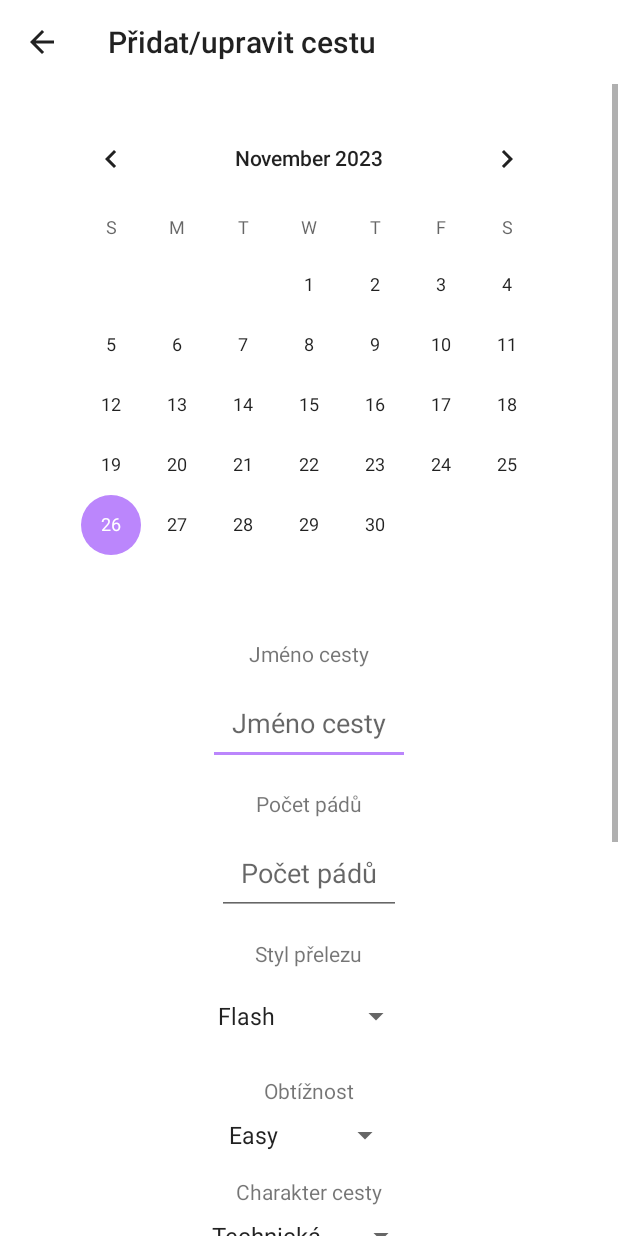
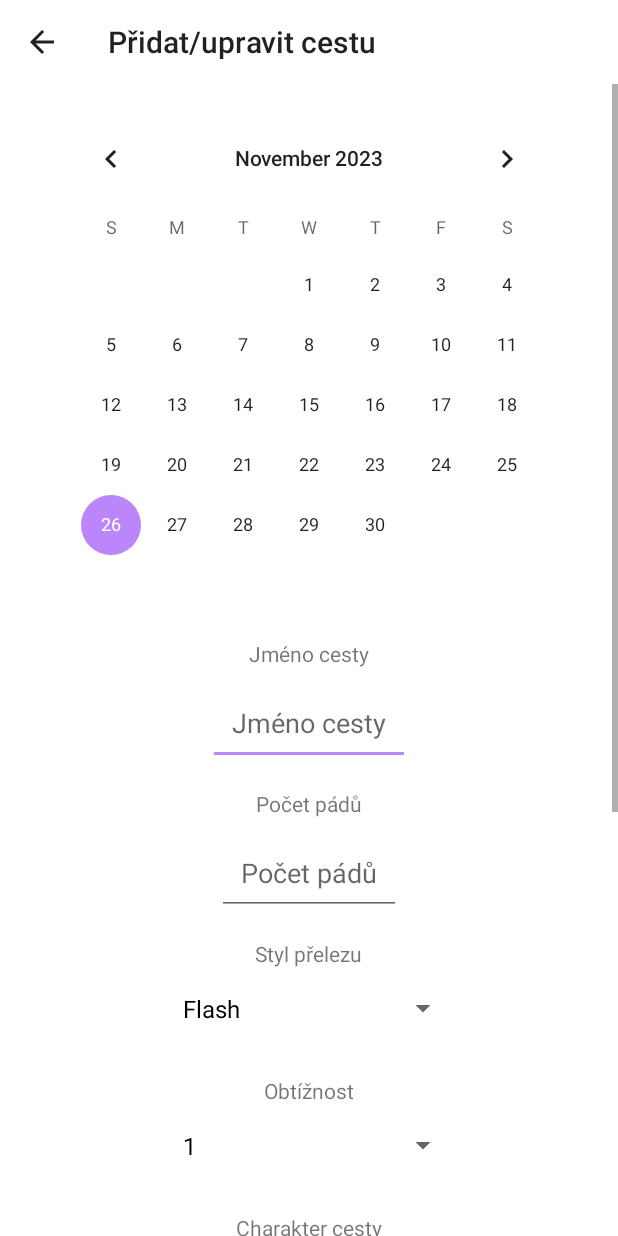
Before and after one commit to ikmujn357/DenikV1, an Android app built with Jetpack Compose: the screen it shows after launch (AddActivity), after a tap on an icon or button, on a phone screen of 412 x 824 dp. Run offline under Robolectric (Android 15) with nearby library versions, the phone set to English and light mode, and no system bars; our stand-ins replace Room's generated code.

Commit message:
26.11 Drobné změny (přidáno XML pro spinnery) a když kliknu na cestu na první stránce, dostanu se do add activity

```diff
--- a/app/src/main/AndroidManifest.xml
+++ b/app/src/main/AndroidManifest.xml
@@ -42,5 +42,5 @@
             android:theme="@style/Theme.DenikV1">
         </activity>
     </application>
-
+    <uses-permission android:name="android.permission.WRITE_EXTERNAL_STORAGE" />
 </manifest>
--- a/app/src/main/java/com/example/denikv1/controller/CestaController.kt
+++ b/app/src/main/java/com/example/denikv1/controller/CestaController.kt
@@ -1,27 +1,38 @@
 package com.example.denikv1
+
+import android.content.Context
 
 
 interface CestaController {
-    // Přidá novou cestu do datového modelu.
     suspend fun addCesta(cesta: CestaEntity)
-    // Získá seznam všech cest z datového modelu.
     suspend fun getAllCesta(): List<CestaEntity>
+    suspend fun exportDataToFile(context: Context, fileName: String)
+
+    suspend fun getAllCestaForDateRange(startDate: Long, endDate: Long): List<CestaEntity>
+    suspend fun getAllCestaForDate(selectedDate: Long): List<CestaEntity>
 }
 
 class CestaControllerImpl(
     private val cestaModel: CestaModel,
-    ) : CestaController {
-    // Přidá novou cestu do datového modelu a zavolá metodu pro získání všech cest.
+) : CestaController {
+
     override suspend fun addCesta(cesta: CestaEntity) {
         cestaModel.insertCesta(cesta)
         getAllCesta()
     }
 
-    // íská seznam všech cest z datového modelu.
     override suspend fun getAllCesta(): List<CestaEntity> {
         return cestaModel.getAllCesta()
     }
 
+    override suspend fun exportDataToFile(context: Context, fileName: String) {
+        cestaModel.exportDataToFile(context, fileName)
+    }
 
-
+    override suspend fun getAllCestaForDateRange(startDate: Long, endDate: Long): List<CestaEntity> {
+        return cestaModel.getAllCestaForDateRange(startDate, endDate)
+    }
+    override suspend fun getAllCestaForDate(date: Long): List<CestaEntity> {
+        return cestaModel.getAllCestaForDate(date)
+    }
 }
--- a/app/src/main/java/com/example/denikv1/custom/LezeckaCestaAdapter.kt
+++ b/app/src/main/java/com/example/denikv1/custom/LezeckaCestaAdapter.kt
@@ -1,5 +1,6 @@
 package com.example.denikv1
 
+import android.content.Intent
 import android.view.LayoutInflater
 import android.view.View
 import android.view.ViewGroup
@@ -7,7 +8,8 @@ import android.widget.TextView
 import androidx.recyclerview.widget.RecyclerView
 
 // Adapter pro propojení dat cest s RecyclerView.
-class CestaAdapter(private val cesta: List<CestaEntity>) : RecyclerView.Adapter<CestaAdapter.CestaViewHolder>() {
+class CestaAdapter(private val cesta: List<CestaEntity>, private val cestaClickListener: (Long) -> Unit) :
+    RecyclerView.Adapter<CestaAdapter.CestaViewHolder>() {
 
     // ViewHolder pro každý prvek v RecyclerView.
     class CestaViewHolder(view: View) : RecyclerView.ViewHolder(view) {
@@ -27,12 +29,17 @@ class CestaAdapter(private val cesta: List<CestaEntity>) : RecyclerView.Adapter<
         holder.CestaName.text = cesta.roadName
         holder.CestaGrade.text = cesta.grade
 
-
-    // Nastavení odstupu mezi položkami v RecyclerView
+        // Nastavení odstupu mezi položkami v RecyclerView
         val spacingInPixels = holder.itemView.resources.getDimensionPixelSize(R.dimen.spacing_between_items)
         val layoutParams = holder.itemView.layoutParams as ViewGroup.MarginLayoutParams
         layoutParams.setMargins(spacingInPixels, spacingInPixels, spacingInPixels, spacingInPixels)
         holder.itemView.layoutParams = layoutParams
+
+        // Přidání poslechu na kliknutí na položku
+        holder.itemView.setOnClickListener {
+            val cestaId = cesta.id
+            cestaClickListener.invoke(cestaId)
+        }
     }
 
     //Vrací počet položek v seznamu.
--- /dev/null
+++ b/app/src/main/java/com/example/denikv1/custom/SpinnerAdapter.kt
@@ -0,0 +1,34 @@
+package com.example.denikv1
+
+import android.content.Context
+import android.view.Gravity
+import android.view.LayoutInflater
+import android.view.View
+import android.view.ViewGroup
+import android.widget.ArrayAdapter
+import android.widget.TextView
+
+class CustomArrayAdapter(context: Context, resource: Int, items: List<String>) :
+    ArrayAdapter<String>(context, resource, items) {
+
+    override fun getView(position: Int, convertView: View?, parent: ViewGroup): View {
+        return createItemView(position, convertView, parent)
+    }
+
+    override fun getDropDownView(position: Int, convertView: View?, parent: ViewGroup): View {
+        return createItemView(position, convertView, parent)
+    }
+
+    private fun createItemView(position: Int, convertView: View?, parent: ViewGroup): View {
+        val inflater = LayoutInflater.from(context)
+        val view = inflater.inflate(R.layout.item_spinner, parent, false)
+
+        val textView = view.findViewById<TextView>(R.id.text)
+        textView.text = getItem(position)
+
+        // Nastavení zarovnání textu na střed
+        textView.gravity = Gravity.CENTER
+
+        return view
+    }
+}
--- a/app/src/main/java/com/example/denikv1/model/cestaDAO.kt
+++ b/app/src/main/java/com/example/denikv1/model/cestaDAO.kt
@@ -17,4 +17,10 @@ interface CestaDao {
 
     @Delete
     suspend fun deleteCesta(cesta: CestaEntity)
+
+    @Query("SELECT * FROM CestaEntity WHERE date = :selectedDate")
+    suspend fun getAllCestaForDate(selectedDate: Long): List<CestaEntity>
+
+    @Query("SELECT * FROM CestaEntity WHERE date BETWEEN :startDate AND :endDate")
+    suspend fun getAllCestaForDateRange(startDate: Long, endDate: Long): List<CestaEntity>
 }
--- a/app/src/main/java/com/example/denikv1/view/AddActivity.kt
+++ b/app/src/main/java/com/example/denikv1/view/AddActivity.kt
@@ -15,7 +15,6 @@ import java.util.Calendar
 class AddActivity : AppCompatActivity() {
     // Instance modelu pro práci s databází
     private val cestaModel: CestaModel = CestaModelImpl(this)
-
 
     private var selectedDate: Long = 0
 
@@ -42,6 +41,8 @@ class AddActivity : AppCompatActivity() {
             calendar.set(year, month, dayOfMonth)
             selectedDate = calendar.timeInMillis
         }
+
+
     }
 
     // Metoda pro inicializaci obsahů Spinnerů (3 spinnery)
@@ -53,13 +54,17 @@ class AddActivity : AppCompatActivity() {
 
         // Načtení hodnot pro Spinners ze string.xml
         val difficultyLevels = resources.getStringArray(R.array.Grade)
-        val StyleLevels = resources.getStringArray(R.array.Style)
+        val styleLevels = resources.getStringArray(R.array.Style)
         val characterLevels = resources.getStringArray(R.array.Character)
 
-        // Adaptéry pro přiřazení hodnot k Spinnerům
-        val adapterDif = ArrayAdapter(this, android.R.layout.simple_spinner_item, difficultyLevels)
-        val adapterStyle = ArrayAdapter(this, android.R.layout.simple_spinner_item, StyleLevels)
-        val adapterCharacter = ArrayAdapter(this, android.R.layout.simple_spinner_item, characterLevels)
+        // Upravení adaptérů pro použití vlastního layoutu
+        val adapterDif = CustomArrayAdapter(this, R.layout.item_spinner, difficultyLevels.toList())
+        val adapterStyle = CustomArrayAdapter(this, R.layout.item_spinner, styleLevels.toList())
+        val adapterCharacter = CustomArrayAdapter(this, R.layout.item_spinner, characterLevels.toList())
+
+        roadGradeSpinner.adapter = adapterDif
+        roadStyleSpinner.adapter = adapterStyle
+        roadCharacterSpinner.adapter = adapterCharacter
 
         // Nastavení vzhledu a chování Spinnerů
         adapterDif.setDropDownViewResource(android.R.layout.simple_spinner_dropdown_item)
@@ -88,21 +93,24 @@ class AddActivity : AppCompatActivity() {
         // Získání hodnot z vstupních prvků
         val cestaName = roadNameEditText.text.toString()
         val fallCountString = fallEditText.text.toString()
-        val fallCount: Int= fallCountString.toInt()
         val styleSpinner = roadStyleSpinner.selectedItem.toString()
         val gradeSpinner = roadGradeSpinner.selectedItem.toString()
         val charSpinner = roadCharSpinner.selectedItem.toString()
         val minuteString = minuteEditText.text.toString()
-        val minuteCount: Int= minuteString.toInt()
         val secondString = secondEditText.text.toString()
-        val secondCount: Int= secondString.toInt()
         val descriptionRoad = descriptionEditText.text.toString()
         val opinionRoad = opinionEditText.text.toString()
 
+        // Zkontrolovat, zda uživatel vybral datum; pokud ne, použít aktuální datum
+        val currentDate = if (selectedDate == 0L) System.currentTimeMillis() else selectedDate
 
+        // Kontrola prázdných políček
         if (cestaName.isNotBlank() && fallCountString.isNotBlank() && minuteString.isNotBlank() && secondString.isNotBlank()
             && styleSpinner.isNotBlank() && gradeSpinner.isNotBlank() && charSpinner.isNotBlank() && descriptionRoad.isNotBlank() && opinionRoad.isNotBlank()) {
             lifecycleScope.launch {
+                val fallCount: Int = fallCountString.toInt()
+                val minuteCount: Int = minuteString.toInt()
+                val secondCount: Int = secondString.toInt()
                 cestaModel.addNewCesta(
                     cestaName,
                     fallCount,
@@ -113,18 +121,17 @@ class AddActivity : AppCompatActivity() {
                     secondCount,
                     descriptionRoad,
                     opinionRoad,
-                    selectedDate
+                    currentDate // Použít currentDate místo selectedDate
                 )
-                finish()                                            // Zavře aktivitu a vrátí se o 1 slide zpátky
-                showToast("Cesta přidána!", 6)      // Zobrazí krátkou zprávu
+                finish() // Zavře aktivitu a vrátí se o 1 slide zpátky
+                showToast("Cesta přidána!", Toast.LENGTH_LONG) // Zobrazí zprávu
             }
         } else {
-            finish()
-            showToast("Nevyplnil jste všechna políčka.", 5)
+            showToast("Nevyplnil jste všechno.", Toast.LENGTH_SHORT)
         }
     }
 
-    //// Metoda pro zobrazení zprávy
+    // Metoda pro zobrazení zprávy
     private fun showToast(message: String, duration: Int) {
         Toast.makeText(this, message, duration).show()
     }
--- a/app/src/main/java/com/example/denikv1/view/CestaView.kt
+++ b/app/src/main/java/com/example/denikv1/view/CestaView.kt
@@ -19,10 +19,11 @@ interface CestaView {
     fun addButton()
     fun findButton()
     fun statisticsButton()
+    fun exportButton()
 }
 
-// Implementace view seznam cest
-class CestaViewImp : AppCompatActivity(), CestaView,  CoroutineScope by MainScope(){
+// Implementace view seznamu cest
+class CestaViewImp : AppCompatActivity(), CestaView, CoroutineScope by MainScope() {
     private lateinit var controller: CestaController
 
     // Metoda volaná při vytvoření aktivity
@@ -37,11 +38,12 @@ class CestaViewImp : AppCompatActivity(), CestaView,  CoroutineScope by MainScop
         // Odstranění stínu z action baru
         supportActionBar?.elevation = 0f
 
-        // Zobrazení seznamu cest, a tlačítek přidat cestu, najít cestu a statistika
+        // Zobrazení seznamu cest a tlačítek pro přidání cesty, vyhledání a statistiky
         displayCesty()
         addButton()
         findButton()
         statisticsButton()
+        exportButton()
     }
 
     // Metoda pro zobrazení seznamu cest
@@ -50,10 +52,18 @@ class CestaViewImp : AppCompatActivity(), CestaView,  CoroutineScope by MainScop
 
         lifecycleScope.launch(Dispatchers.Main) {
             val layoutManager = LinearLayoutManager(this@CestaViewImp)
-            layoutManager.reverseLayout = true  // Obrácené zobrazení
-            layoutManager.stackFromEnd = true    // Zobrazit položky odspoda
+            layoutManager.reverseLayout = true
+            layoutManager.stackFromEnd = true
             recyclerView.layoutManager = layoutManager
-            recyclerView.adapter = CestaAdapter(controller.getAllCesta())
+
+            val adapter = CestaAdapter(controller.getAllCesta()) { cestaId ->
+                // Přesměrování na AddActivity s předáním ID cesty
+                val intent = Intent(this@CestaViewImp, AddActivity::class.java)
+                intent.putExtra("cestaId", cestaId)
+                startActivity(intent)
+            }
+
+            recyclerView.adapter = adapter
         }
     }
 
@@ -93,4 +103,26 @@ class CestaViewImp : AppCompatActivity(), CestaView,  CoroutineScope by MainScop
             displayCesty()
         }
     }
+
+    // Funkce pro zobrazení vyskakovací zprávy (Toast)
+    private fun showToast(message: String, duration: Int) {
+        Toast.makeText(this, message, duration).show()
+    }
+
+    // Metoda pro přidání tlačítka pro export dat
+    override fun exportButton() {
+        val exportButton = findViewById<Button>(R.id.exportButton)
+        exportButton.setOnClickListener {
+            lifecycleScope.launch {
+                val fileName = "exported_data.csv"
+                try {
+                    controller.exportDataToFile(applicationContext, fileName)
+                    showToast("Data úspěšně exportována.", Toast.LENGTH_SHORT)
+                } catch (e: Exception) {
+                    showToast("Chyba při exportu dat: ${e.message}", Toast.LENGTH_SHORT)
+                    e.printStackTrace()
+                }
+            }
+        }
+    }
 }
--- /dev/null
+++ b/app/src/main/res/layout/item_spinner.xml
@@ -0,0 +1,25 @@
+<?xml version="1.0" encoding="utf-8"?>
+<androidx.constraintlayout.widget.ConstraintLayout
+    xmlns:android="http://schemas.android.com/apk/res/android"
+    xmlns:app="http://schemas.android.com/apk/res-auto"
+    android:layout_width="match_parent"
+    android:layout_height="wrap_content"
+    android:paddingStart="16dp"
+    android:paddingEnd="16dp"
+    android:paddingTop="8dp"
+    android:paddingBottom="8dp"
+    android:layout_gravity="center"
+    android:gravity="center">
+
+    <TextView
+        android:id="@+id/text"
+        android:layout_width="0dp"
+        android:layout_height="wrap_content"
+        android:gravity="center"
+        android:textSize="16sp"
+        android:textColor="@color/black"
+        app:layout_constraintTop_toTopOf="parent"
+        app:layout_constraintBottom_toBottomOf="parent"
+        android:textAlignment="center" />
+
+</androidx.constraintlayout.widget.ConstraintLayout>
--- a/app/src/main/res/layout/zapis.xml
+++ b/app/src/main/res/layout/zapis.xml
@@ -72,11 +72,12 @@
 
             <Spinner
                 android:id="@+id/styleSpinner"
-                android:layout_width="wrap_content"
+                android:layout_width="200dp"
                 android:layout_height="wrap_content"
                 android:layout_gravity="center"
                 android:layout_marginTop="8dp"
-                android:minHeight="48dp" />
+                android:gravity="center"
+                android:layout_marginBottom="10dp" />
 
             <TextView
                 android:id="@+id/difficultyText"
@@ -88,10 +89,12 @@
 
             <Spinner
                 android:id="@+id/difficultySpinner"
-                android:layout_width="wrap_content"
+                android:layout_width="200dp"
                 android:layout_height="wrap_content"
                 android:layout_gravity="center"
-                android:layout_marginTop="8dp" />
+                android:layout_marginTop="8dp"
+                android:gravity="center"
+                android:layout_marginBottom="10dp" />
 
             <TextView
                 android:id="@+id/characterText"
@@ -103,10 +106,12 @@
 
             <Spinner
                 android:id="@+id/characterSpinner"
-                android:layout_width="wrap_content"
+                android:layout_width="200dp"
                 android:layout_height="wrap_content"
                 android:layout_gravity="center"
-                android:layout_marginTop="8dp" />
+                android:layout_marginTop="8dp"
+                android:gravity="center"
+                android:layout_marginBottom="10dp" />
 
             <TextView
                 android:id="@+id/timeText"
--- a/app/src/main/res/values/strings.xml
+++ b/app/src/main/res/values/strings.xml
@@ -4,9 +4,37 @@
     <string name="datum">Datum</string>
 
     <string-array name="Grade">
-        <item>Easy</item>
-        <item>Medium</item>
-        <item>Hard</item>
+        <item>1</item>
+        <item>2</item>
+        <item>2+</item>
+        <item>3-</item>
+        <item>3</item>
+        <item>3+</item>
+        <item>4-</item>
+        <item>4</item>
+        <item>4+</item>
+        <item>5-</item>
+        <item>5</item>
+        <item>5+</item>
+        <item>6-</item>
+        <item>6</item>
+        <item>6+</item>
+        <item>7-</item>
+        <item>7</item>
+        <item>7+</item>
+        <item>8-</item>
+        <item>8</item>
+        <item>8+</item>
+        <item>9-</item>
+        <item>9</item>
+        <item>9+</item>
+        <item>10-</item>
+        <item>10</item>
+        <item>11-</item>
+        <item>11</item>
+        <item>11+</item>
+        <item>12-</item>
+        <item>12</item>
     </string-array>
 
     <string-array name="Style">
```
Also changed, not shown: app/src/main/java/com/example/denikv1/model/CestaModel.kt (+63 -7 lines), app/src/main/java/com/example/denikv1/view/FindActivity.kt (+67 -8 lines), app/src/main/res/layout/vyhledavani.xml (+1 -9 lines).
